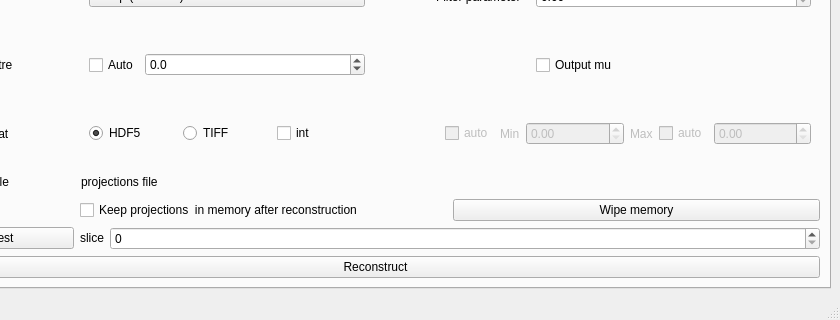
AustralianSynchrotron/imblproc, file share/imblproc/imbl-ui.ui: the form before one commit; both pictures show x 89 to 929 and y 285 to 605 of the 929 by 605 pixel window.
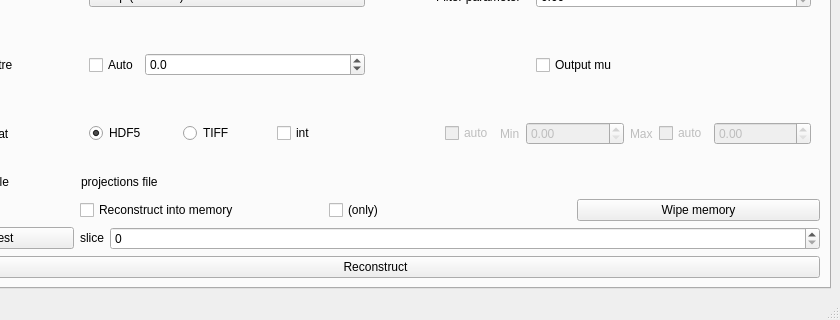
The form after the commit. The open tabs and pages were chosen to show the change. Icons and pictures are not drawn.

The edit to the form file:
```diff
--- a/share/imblproc/imbl-ui.ui
+++ b/share/imblproc/imbl-ui.ui
@@ -1586,13 +1586,23 @@
           <item>
            <widget class="QCheckBox" name="keepInMem">
             <property name="text">
-             <string>Keep projections  in memory after reconstruction</string>
+             <string>Reconstruct into memory</string>
             </property>
             <property name="saveInConfig" stdset="0">
              <number>0</number>
             </property>
            </widget>
           </item>
+          <item>
+           <widget class="QCheckBox" name="recInMemOnly">
+            <property name="text">
+             <string>(only)</string>
+            </property>
+            <property name="saveInConfig" stdset="0">
+             <number>1</number>
+            </property>
+           </widget>
+          </item>
           <item>
            <widget class="QPushButton" name="wipe">
             <property name="text">
```
Left out of the diff: 26 changed lines with no effect on the pictures.
